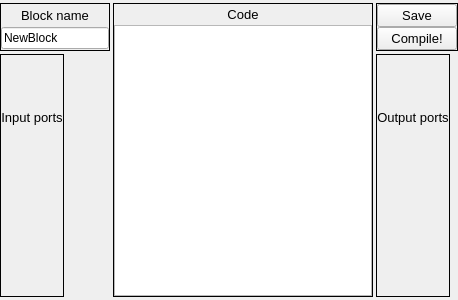
ZADNE/icp2021, file src/atomeditor.ui: the form before one commit.
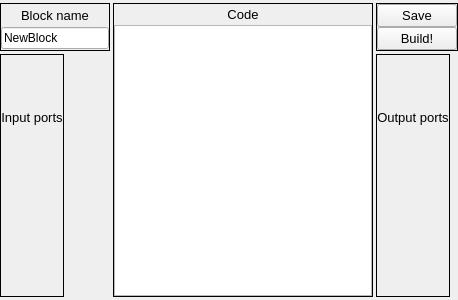
The form after the commit. Custom widgets are drawn as their Qt base class.

```diff
--- a/src/atomeditor.ui
+++ b/src/atomeditor.ui
@@ -238,7 +238,7 @@
            </font>
           </property>
           <property name="text">
-           <string>Compile!</string>
+           <string>Build!</string>
           </property>
          </widget>
         </item>
```
Left out of the diff: 29 changed lines with no effect on the pictures.
